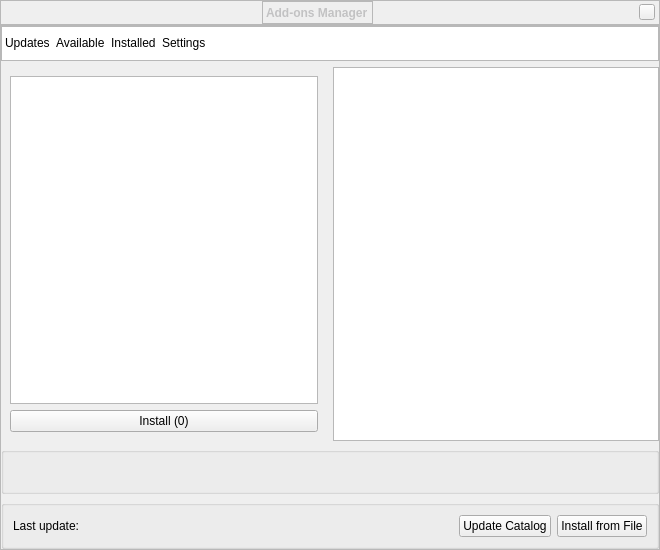
Stellarium/stellarium, file src/gui/addonDialog.ui: the form before one commit.
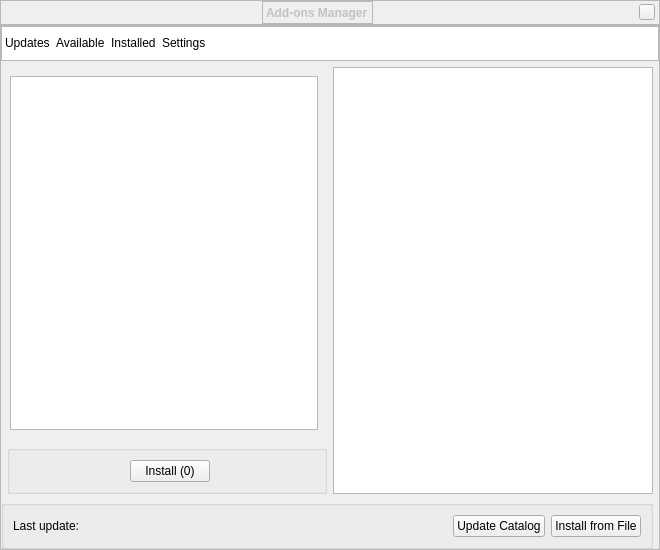
The form after the commit. Custom widgets are drawn as their Qt base class.

Patch:
```diff
--- a/src/gui/addonDialog.ui
+++ b/src/gui/addonDialog.ui
@@ -248,110 +248,7 @@
       <property name="bottomMargin">
        <number>0</number>
       </property>
-      <item row="1" column="1">
-       <widget class="QTextBrowser" name="browser"/>
-      </item>
-      <item row="1" column="0">
-       <widget class="QStackedWidget" name="stackedWidget">
-        <property name="sizePolicy">
-         <sizepolicy hsizetype="MinimumExpanding" vsizetype="MinimumExpanding">
-          <horstretch>0</horstretch>
-          <verstretch>0</verstretch>
-         </sizepolicy>
-        </property>
-        <widget class="QWidget" name="updates">
-         <property name="sizePolicy">
-          <sizepolicy hsizetype="MinimumExpanding" vsizetype="MinimumExpanding">
-           <horstretch>0</horstretch>
-           <verstretch>0</verstretch>
-          </sizepolicy>
-         </property>
-         <layout class="QGridLayout" name="gridLayout">
-          <item row="0" column="0">
-           <widget class="AddOnTableView" name="updatesTableView">
-            <property name="sizePolicy">
-             <sizepolicy hsizetype="MinimumExpanding" vsizetype="MinimumExpanding">
-              <horstretch>0</horstretch>
-              <verstretch>0</verstretch>
-             </sizepolicy>
-            </property>
-           </widget>
-          </item>
-          <item row="1" column="0">
-           <widget class="QPushButton" name="btnInstallUpdates">
-            <property name="text">
-             <string>Install (0)</string>
-            </property>
-           </widget>
-          </item>
-         </layout>
-        </widget>
-        <widget class="QWidget" name="available">
-         <property name="sizePolicy">
-          <sizepolicy hsizetype="MinimumExpanding" vsizetype="MinimumExpanding">
-           <horstretch>0</horstretch>
-           <verstretch>0</verstretch>
-          </sizepolicy>
-         </property>
-         <layout class="QGridLayout" name="gridLayout_2">
-          <item row="0" column="0">
-           <widget class="AddOnTableView" name="availableTableView">
-            <property name="sizePolicy">
-             <sizepolicy hsizetype="MinimumExpanding" vsizetype="MinimumExpanding">
-              <horstretch>0</horstretch>
-              <verstretch>0</verstretch>
-             </sizepolicy>
-            </property>
-           </widget>
-          </item>
-          <item row="1" column="0">
-           <widget class="QPushButton" name="btnInstallAvailable">
-            <property name="text">
-             <string>Install (0)</string>
-            </property>
-           </widget>
-          </item>
-         </layout>
-        </widget>
-        <widget class="QWidget" name="installed">
-         <property name="sizePolicy">
-          <sizepolicy hsizetype="MinimumExpanding" vsizetype="MinimumExpanding">
-           <horstretch>0</horstretch>
-           <verstretch>0</verstretch>
-          </sizepolicy>
-         </property>
-         <layout class="QGridLayout" name="gridLayout_3">
-          <item row="0" column="0">
-           <widget class="AddOnTableView" name="installedTableView">
-            <property name="sizePolicy">
-             <sizepolicy hsizetype="MinimumExpanding" vsizetype="MinimumExpanding">
-              <horstretch>0</horstretch>
-              <verstretch>0</verstretch>
-             </sizepolicy>
-            </property>
-           </widget>
-          </item>
-          <item row="1" column="0">
-           <widget class="QPushButton" name="btnUninstall">
-            <property name="text">
-             <string>Uninstall (0)</string>
-            </property>
-           </widget>
-          </item>
-         </layout>
-        </widget>
-        <widget class="QWidget" name="settings">
-         <property name="sizePolicy">
-          <sizepolicy hsizetype="MinimumExpanding" vsizetype="MinimumExpanding">
-           <horstretch>0</horstretch>
-           <verstretch>0</verstretch>
-          </sizepolicy>
-         </property>
-         <layout class="QHBoxLayout" name="horizontalLayout_6"/>
-        </widget>
-       </widget>
-      </item>
-      <item row="0" column="0" colspan="2">
+      <item row="0" column="0" colspan="4">
        <widget class="QListWidget" name="stackListWidget">
         <property name="sizePolicy">
          <sizepolicy hsizetype="MinimumExpanding" vsizetype="Fixed">
@@ -432,10 +329,141 @@
         </item>
        </widget>
       </item>
-      <item row="2" column="0" colspan="2">
+      <item row="5" column="0" colspan="3">
+       <widget class="QGroupBox" name="addOnDialogCatalog">
+        <property name="sizePolicy">
+         <sizepolicy hsizetype="MinimumExpanding" vsizetype="Fixed">
+          <horstretch>0</horstretch>
+          <verstretch>0</verstretch>
+         </sizepolicy>
+        </property>
+        <property name="autoFillBackground">
+         <bool>true</bool>
+        </property>
+        <layout class="QHBoxLayout" name="horizontalLayout">
+         <item>
+          <widget class="QLabel" name="lblLastUpdate">
+           <property name="sizePolicy">
+            <sizepolicy hsizetype="Minimum" vsizetype="Preferred">
+             <horstretch>0</horstretch>
+             <verstretch>0</verstretch>
+            </sizepolicy>
+           </property>
+           <property name="text">
+            <string>Last update: </string>
+           </property>
+          </widget>
+         </item>
+         <item>
+          <widget class="QLabel" name="txtLastUpdate">
+           <property name="sizePolicy">
+            <sizepolicy hsizetype="MinimumExpanding" vsizetype="Preferred">
+             <horstretch>0</horstretch>
+             <verstretch>0</verstretch>
+            </sizepolicy>
+           </property>
+           <property name="text">
+            <string/>
+           </property>
+          </widget>
+         </item>
+         <item>
+          <widget class="QPushButton" name="btnUpdate">
+           <property name="text">
+            <string>Update Catalog</string>
+           </property>
+          </widget>
+         </item>
+         <item>
+          <widget class="QPushButton" name="btnInstallFromFile">
+           <property name="text">
+            <string>Install from File</string>
+           </property>
+          </widget>
+         </item>
+        </layout>
+       </widget>
+      </item>
+      <item row="1" column="2" rowspan="3">
+       <widget class="QTextBrowser" name="browser"/>
+      </item>
+      <item row="1" column="0" rowspan="2" colspan="2">
+       <widget class="QStackedWidget" name="stackedWidget">
+        <widget class="QWidget" name="updates">
+         <property name="sizePolicy">
+          <sizepolicy hsizetype="MinimumExpanding" vsizetype="MinimumExpanding">
+           <horstretch>0</horstretch>
+           <verstretch>0</verstretch>
+          </sizepolicy>
+         </property>
+         <layout class="QGridLayout" name="gridLayout">
+          <item row="0" column="0" colspan="3">
+           <widget class="AddOnTableView" name="updatesTableView">
+            <property name="sizePolicy">
+             <sizepolicy hsizetype="MinimumExpanding" vsizetype="MinimumExpanding">
+              <horstretch>0</horstretch>
+              <verstretch>0</verstretch>
+             </sizepolicy>
+            </property>
+           </widget>
+          </item>
+         </layout>
+        </widget>
+        <widget class="QWidget" name="available">
+         <property name="sizePolicy">
+          <sizepolicy hsizetype="MinimumExpanding" vsizetype="MinimumExpanding">
+           <horstretch>0</horstretch>
+           <verstretch>0</verstretch>
+          </sizepolicy>
+         </property>
+         <layout class="QGridLayout" name="gridLayout_2">
+          <item row="0" column="0">
+           <widget class="AddOnTableView" name="availableTableView">
+            <property name="sizePolicy">
+             <sizepolicy hsizetype="MinimumExpanding" vsizetype="MinimumExpanding">
+              <horstretch>0</horstretch>
+              <verstretch>0</verstretch>
+             </sizepolicy>
+            </property>
+           </widget>
+          </item>
+         </layout>
+        </widget>
+        <widget class="QWidget" name="installed">
+         <property name="sizePolicy">
+          <sizepolicy hsizetype="MinimumExpanding" vsizetype="MinimumExpanding">
+           <horstretch>0</horstretch>
+           <verstretch>0</verstretch>
+          </sizepolicy>
+         </property>
+         <layout class="QGridLayout" name="gridLayout_3">
+          <item row="0" column="0">
+           <widget class="AddOnTableView" name="installedTableView">
+            <property name="sizePolicy">
+             <sizepolicy hsizetype="MinimumExpanding" vsizetype="MinimumExpanding">
+              <horstretch>0</horstretch>
+              <verstretch>0</verstretch>
+             </sizepolicy>
+            </property>
+           </widget>
+          </item>
+         </layout>
+        </widget>
+        <widget class="QWidget" name="settings">
+         <property name="sizePolicy">
+          <sizepolicy hsizetype="MinimumExpanding" vsizetype="MinimumExpanding">
+           <horstretch>0</horstretch>
+           <verstretch>0</verstretch>
+          </sizepolicy>
+         </property>
+         <layout class="QHBoxLayout" name="horizontalLayout_6"/>
+        </widget>
+       </widget>
+      </item>
+      <item row="3" column="1">
        <widget class="QGroupBox" name="addOnDialogButtons">
         <property name="sizePolicy">
-         <sizepolicy hsizetype="MinimumExpanding" vsizetype="Minimum">
+         <sizepolicy hsizetype="MinimumExpanding" vsizetype="Fixed">
           <horstretch>0</horstretch>
           <verstretch>0</verstretch>
          </sizepolicy>
@@ -457,6 +485,13 @@
            </property>
           </widget>
          </item>
+         <item>
+          <widget class="QPushButton" name="btnInstall">
+           <property name="text">
+            <string>Install (0)</string>
+           </property>
+          </widget>
+         </item>
          <item>
           <spacer name="horizontalSpacer">
            <property name="orientation">
@@ -473,61 +508,6 @@
         </layout>
        </widget>
       </item>
-      <item row="3" column="0" colspan="2">
-       <widget class="QGroupBox" name="addOnDialogCatalog">
-        <property name="sizePolicy">
-         <sizepolicy hsizetype="MinimumExpanding" vsizetype="Minimum">
-          <horstretch>0</horstretch>
-          <verstretch>0</verstretch>
-         </sizepolicy>
-        </property>
-        <property name="autoFillBackground">
-         <bool>true</bool>
-        </property>
-        <layout class="QHBoxLayout" name="horizontalLayout">
-         <item>
-          <widget class="QLabel" name="lblLastUpdate">
-           <property name="sizePolicy">
-            <sizepolicy hsizetype="Minimum" vsizetype="Preferred">
-             <horstretch>0</horstretch>
-             <verstretch>0</verstretch>
-            </sizepolicy>
-           </property>
-           <property name="text">
-            <string>Last update: </string>
-           </property>
-          </widget>
-         </item>
-         <item>
-          <widget class="QLabel" name="txtLastUpdate">
-           <property name="sizePolicy">
-            <sizepolicy hsizetype="MinimumExpanding" vsizetype="Preferred">
-             <horstretch>0</horstretch>
-             <verstretch>0</verstretch>
-            </sizepolicy>
-           </property>
-           <property name="text">
-            <string/>
-           </property>
-          </widget>
-         </item>
-         <item>
-          <widget class="QPushButton" name="btnUpdate">
-           <property name="text">
-            <string>Update Catalog</string>
-           </property>
-          </widget>
-         </item>
-         <item>
-          <widget class="QPushButton" name="btnInstallFromFile">
-           <property name="text">
-            <string>Install from File</string>
-           </property>
-          </widget>
-         </item>
-        </layout>
-       </widget>
-      </item>
      </layout>
     </widget>
    </item>
```
